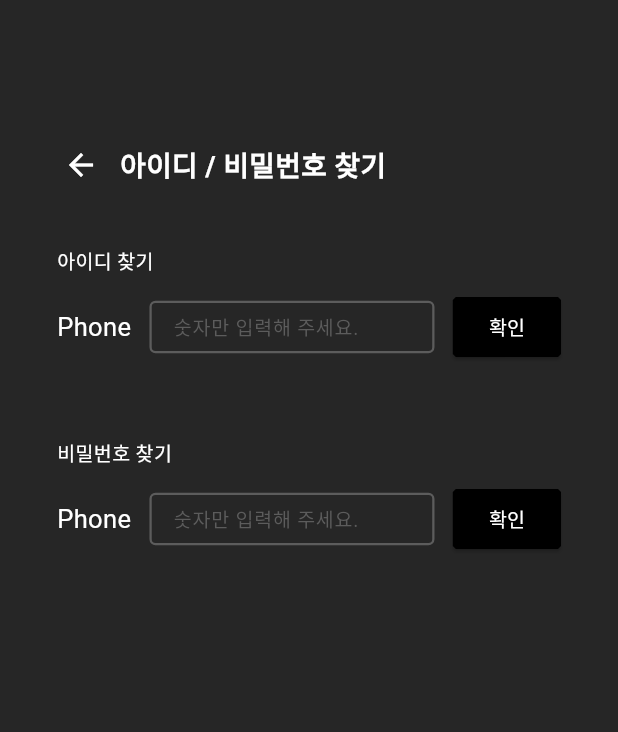
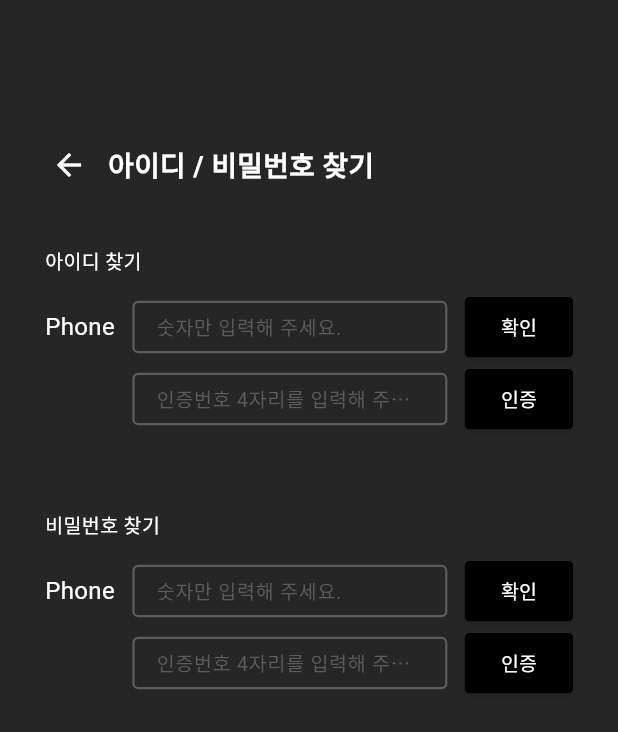
Before and after one commit to wa-plan/domino-front-end, a Flutter app: the screen it shows after launch, after a tap on "아이디/비밀번호 찾기", on a phone screen of 412 x 824 dp. Shown: the top 732 px of the screen. Run offline on Flutter 3.47's test engine with Material 3 defaults, Android fonts, the phone set to English and light mode, and no system bars; our stand-ins replace dio, fluttertoast, shared_preferences, table_calendar; network calls fail.

Commit message:
회원가입, 찾기 화면 인증번호 칸 추가

```diff
--- a/lib/screens/LR/loginregister_find_password.dart
+++ b/lib/screens/LR/loginregister_find_password.dart
@@ -15,7 +15,7 @@ class LoginregisterFindPassword extends StatelessWidget {
 
         ),
         body: Padding(
-          padding: const EdgeInsets.fromLTRB(38.0, 30.0, 38.0, 0.0),
+          padding: const EdgeInsets.fromLTRB(30.0, 30.0, 30.0, 0.0),
           child: Column(
             crossAxisAlignment: CrossAxisAlignment.start,
           children: [
@@ -58,12 +58,12 @@ class LoginregisterFindPassword extends StatelessWidget {
                 'Phone',
                 style: TextStyle(
                   color: Colors.white,
-                  fontSize: 17,
+                  fontSize: 16,
                 ),
               ),
               SizedBox(
                   height: 35,
-                  width: 190,
+                  width: 210,
                   child: TextField(
                     decoration: InputDecoration(
                         labelText: '숫자만 입력해 주세요.',
@@ -97,6 +97,50 @@ class LoginregisterFindPassword extends StatelessWidget {
             )
 
             ]),
+            Row(mainAxisAlignment: MainAxisAlignment.spaceBetween, children: [
+              const Text(
+                'Phone',
+                style: TextStyle(
+                  color: Color(0xff262626),
+                  fontSize: 16,
+                ),
+              ),
+              SizedBox(
+                  height: 35,
+                  width: 210,
+                  child: TextField(
+                    decoration: InputDecoration(
+                        labelText: '인증번호 4자리를 입력해 주세요.',
+                        labelStyle: const TextStyle(
+                          color: Color(0xff5C5C5C),
+                          fontSize: 13),
+                        enabledBorder: OutlineInputBorder(
+                            borderRadius: BorderRadius.circular(4),
+                            borderSide: const BorderSide(
+                              color: Color(0xff5C5C5C),
+                              width: 1.5,
+                            ))),
+                    obscureText: true,
+                  )),
+                   ElevatedButton(
+              onPressed: (){},
+              style: ElevatedButton.styleFrom(
+                backgroundColor: Colors.black,
+                  shape: BeveledRectangleBorder(
+                      borderRadius: BorderRadius.circular(2)),
+                      ),
+
+              child: const Text(
+                '인증',
+                style: TextStyle(
+                  color: Colors.white,
+                  fontWeight: FontWeight.w300,
+                  fontSize: 13,
+                ),
+              ),
+            )
+
+            ]),
             const SizedBox(height: 50.0),
             const Text("비밀번호 찾기",
             style: TextStyle(
@@ -110,12 +154,12 @@ class LoginregisterFindPassword extends StatelessWidget {
                 'Phone',
                 style: TextStyle(
                   color: Colors.white,
-                  fontSize: 17,
+                  fontSize: 16,
                 ),
               ),
               SizedBox(
                   height: 35,
-                  width: 190,
+                  width: 210,
                   child: TextField(
                     decoration: InputDecoration(
                         labelText: '숫자만 입력해 주세요.',
@@ -149,6 +193,50 @@ class LoginregisterFindPassword extends StatelessWidget {
             )
 
             ]),
+            Row(mainAxisAlignment: MainAxisAlignment.spaceBetween, children: [
+              const Text(
+                'Phone',
+                style: TextStyle(
+                  color: Color(0xff262626),
+                  fontSize: 16,
+                ),
+              ),
+              SizedBox(
+                  height: 35,
+                  width: 210,
+                  child: TextField(
+                    decoration: InputDecoration(
+                        labelText: '인증번호 4자리를 입력해 주세요.',
+                        labelStyle: const TextStyle(
+                          color: Color(0xff5C5C5C),
+                          fontSize: 13),
+                        enabledBorder: OutlineInputBorder(
+                            borderRadius: BorderRadius.circular(4),
+                            borderSide: const BorderSide(
+                              color: Color(0xff5C5C5C),
+                              width: 1.5,
+                            ))),
+                    obscureText: true,
+                  )),
+                   ElevatedButton(
+              onPressed: (){},
+              style: ElevatedButton.styleFrom(
+                backgroundColor: Colors.black,
+                  shape: BeveledRectangleBorder(
+                      borderRadius: BorderRadius.circular(2)),
+                      ),
+
+              child: const Text(
+                '인증',
+                style: TextStyle(
+                  color: Colors.white,
+                  fontWeight: FontWeight.w300,
+                  fontSize: 13,
+                ),
+              ),
+            )
+
+            ]),
           ],
         ),
         ),
--- a/lib/screens/MG/mygoal_goal_edit.dart
+++ b/lib/screens/MG/mygoal_goal_edit.dart
@@ -1,4 +1,4 @@
-import 'package:domino/main.dart';
+/*import 'package:domino/main.dart';
 import 'package:flutter/material.dart';
 import 'package:syncfusion_flutter_datepicker/datepicker.dart';
 
@@ -183,4 +183,4 @@ child: Center(
         print('선택 안 함');
       }
     }
-  }
+  } */
--- a/lib/screens/MG/mygoal_profile_edit.dart
+++ b/lib/screens/MG/mygoal_profile_edit.dart
@@ -1,4 +1,4 @@
-import 'package:flutter/foundation.dart';
+/*import 'package:flutter/foundation.dart';
 import 'package:flutter/material.dart';
 import 'package:image_picker/image_picker.dart';
 import 'package:domino/screens/MG/mygoal_main.dart';
@@ -190,3 +190,4 @@ _getCameraImage() async {
     }
   }
   }
+*/
--- a/pubspec.yaml
+++ b/pubspec.yaml
@@ -70,10 +70,7 @@ flutter:
   # To add assets to your application, add an assets section, like this:
   assets:
     - assets/img/Dominho.png
-    - assets/img/vector1.png
-    - assets/img/vector2.png
-    - assets/img/vector3.png
-    - assets/img/vector4.png
+
 
 
   # An image asset can refer to one or more resolution-specific "variants", see
```
Also changed, not shown: lib/screens/LR/member_register_page.dart (+57 -12 lines).
